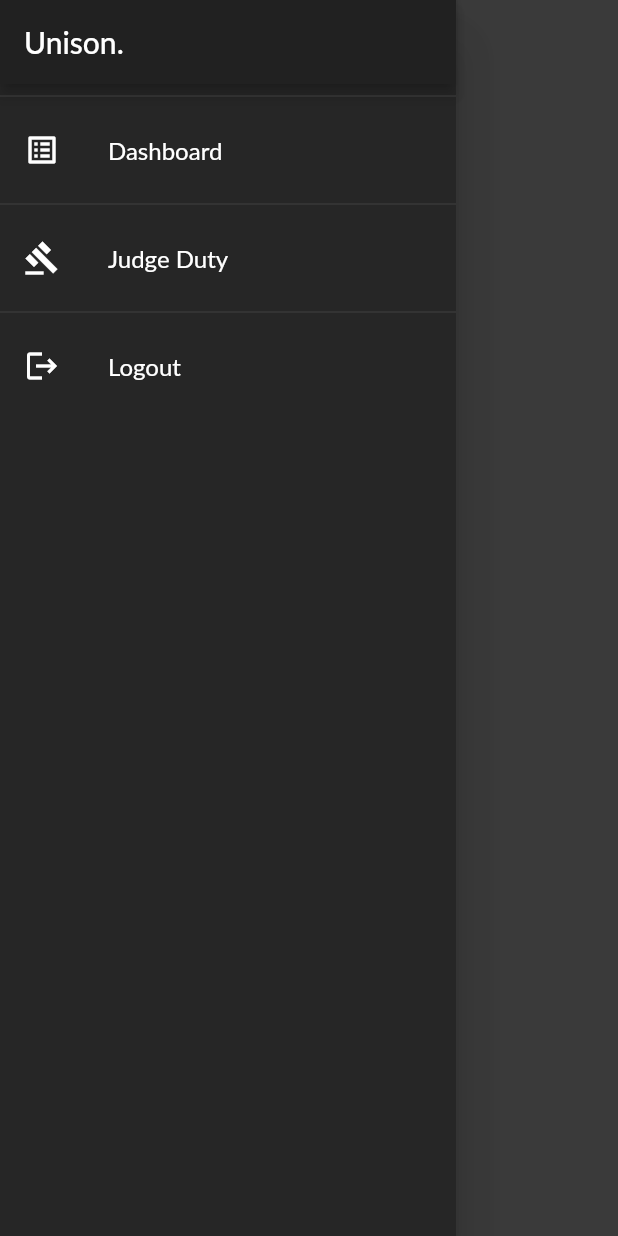
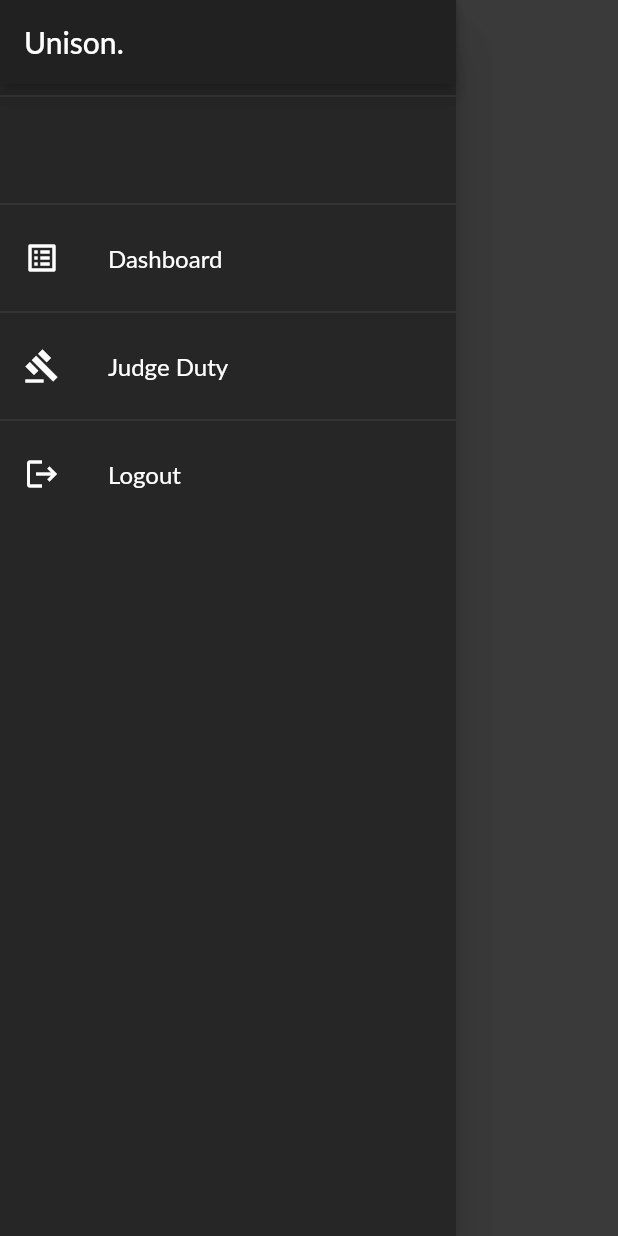
Before and after one commit to COS301-SE-2021/Smart-Contract-Verifier, a Flutter app: the AppDrawer widget shown alone on an empty page, opened directly, on a phone screen of 412 x 824 dp. Run offline on Flutter 3.47's test engine with Material 2 defaults, Android fonts, the phone set to English and light mode, and no system bars; our stand-ins replace retry, shared_preferences; missing offline and left inert: dart:html, web3dart; accounts and stored records are empty; Roboto replaces fonts that are missing (Lato).

Commit message:
Added current user's wallet address to the drawer

```diff
--- a/frontend_scv/lib/widgets/app_drawer.dart
+++ b/frontend_scv/lib/widgets/app_drawer.dart
@@ -1,5 +1,6 @@
 import 'package:flutter/material.dart';
 import 'package:provider/provider.dart';
+import 'package:unison/providers/global.dart';
 import 'package:unison/screens/judge_duty_screen.dart';
 import '../providers/auth.dart';
 
@@ -12,6 +13,11 @@ class AppDrawer extends StatelessWidget {
           AppBar(
             title: Text('Unison.'),
             automaticallyImplyLeading: false, //never adds a back button
+          ),
+          Divider(),
+          ListTile(
+            // leading: Icon(Icons.list_alt),
+            title: Text(Global.userAddress),
           ),
           Divider(),
           ListTile(
```
